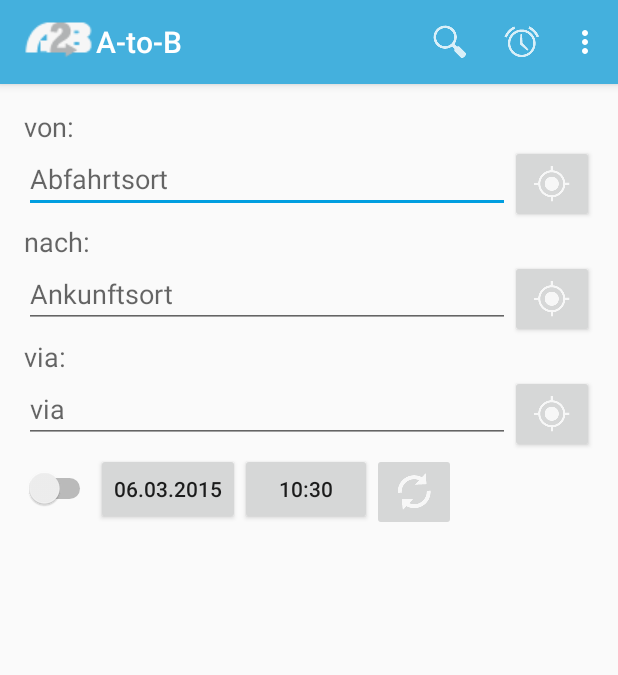
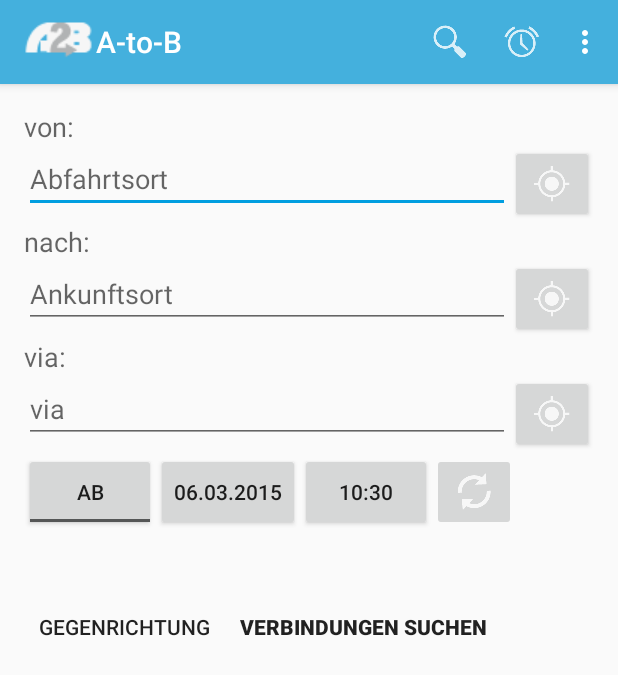
Before and after one commit to urss1/a2b, an Android app: the screen it shows after launch (MainActivity), on a phone screen of 412 x 824 dp. Shown: the top 675 px of the screen. Run offline under Robolectric (Android 15) with nearby library versions, the phone set to English and light mode, and no system bars; libraries missing offline, so code that uses them is left out: android.support.v7; 1 statement that could not run was skipped.

Commit message:
Version 1 - Add ChangeDirections, Add Buttons

```diff
--- a/A2B/app/src/main/res/layout/activity_main.xml
+++ b/A2B/app/src/main/res/layout/activity_main.xml
@@ -1,7 +1,13 @@
-<LinearLayout xmlns:android="http://schemas.android.com/apk/res/android"
-    xmlns:tools="http://schemas.android.com/tools" android:layout_width="match_parent"
+<ScrollView xmlns:android="http://schemas.android.com/apk/res/android"
+    xmlns:tools="http://schemas.android.com/tools"
+    android:layout_width="fill_parent"
+    android:layout_height="fill_parent"
+    android:id="@+id/scrollView" >
+
+<LinearLayout
+    android:layout_width="match_parent"
     android:orientation="vertical"
-    android:layout_height="match_parent" android:paddingLeft="@dimen/activity_horizontal_margin"
+    android:layout_height="wrap_content" android:paddingLeft="@dimen/activity_horizontal_margin"
     android:paddingRight="@dimen/activity_horizontal_margin"
     android:paddingTop="@dimen/activity_vertical_margin"
     android:paddingBottom="@dimen/activity_vertical_margin" tools:context=".MainActivity">
@@ -23,10 +29,11 @@
                 android:layout_height="wrap_content"
                 android:id="@+id/fromStation"
                 android:width="@dimen/StationTextViewInput"
-                android:inputType="textAutoComplete"
+                android:inputType="textNoSuggestions|textAutoComplete"
                 android:hint="@string/fromHintText"
                 android:layout_weight="1"
-                android:nextFocusForward="@+id/toStation"
+                android:imeOptions="actionNext"
+                android:selectAllOnFocus="true"
                 android:completionThreshold="1" />
 
             <ImageButton
@@ -57,9 +64,10 @@
                 android:id="@+id/toStation"
                 android:width="@dimen/StationTextViewInput"
                 android:hint="@string/toHintText"
-                android:inputType="text|textAutoComplete"
+                android:inputType="text|textNoSuggestions|textAutoComplete"
                 android:layout_weight="1"
-                android:nextFocusForward="@+id/viaStation"
+                android:imeOptions="actionNext"
+                android:selectAllOnFocus="true"
                 android:completionThreshold="1" />
 
             <ImageButton
@@ -89,9 +97,11 @@
                 android:layout_height="wrap_content"
                 android:id="@+id/viaStation"
                 android:width="@dimen/StationTextViewInput"
-                android:inputType="text|textAutoComplete"
+                android:inputType="text|textNoSuggestions|textAutoComplete"
                 android:hint="@string/viaHintText"
                 android:layout_weight="1"
+                android:imeOptions="actionDone"
+                android:selectAllOnFocus="true"
                 android:completionThreshold="2" />
 
             <ImageButton
@@ -107,35 +117,73 @@
     <LinearLayout
         android:orientation="horizontal"
         android:layout_width="match_parent"
-        android:layout_height="wrap_content">
+        android:layout_height="match_parent">
 
-        <Switch
-                android:layout_width="wrap_content"
-                android:layout_height="wrap_content"
-                android:id="@+id/departureArrival"
-            android:textStyle="normal"
-                android:typeface="normal"
-                android:showText="false"
-                android:textOn="Ab"
-                android:textOff="An" />
+        <ToggleButton
+            android:layout_width="wrap_content"
+            android:layout_height="match_parent"
+            android:id="@+id/togBtnDepArr"
+            android:textOn="@string/btnArrivalsText"
+            android:textOff="@string/btnDepartureText" />
 
         <Button
             style="?android:attr/buttonStyleSmall"
             android:layout_width="wrap_content"
-            android:layout_height="wrap_content"
+            android:layout_height="match_parent"
             android:id="@+id/btnDate"
-            android:text="01.01.1970" />
+            android:text="@string/btnDateDefaultText" />
+
+        <Button
+            android:layout_width="wrap_content"
+            android:layout_height="match_parent"
+            android:text="@string/btnTimeDefaultText"
+            android:id="@+id/btnTime" />
+
+        <ImageButton
+            android:layout_width="wrap_content"
+            android:layout_height="match_parent"
+            android:id="@+id/refreshDateTime"
+            android:src="@drawable/ic_action_refresh"
+            android:contentDescription="@string/refreshDateTimeButtonText" />
+
+    </LinearLayout>
+
+    <LinearLayout
+        android:orientation="horizontal"
+        android:layout_width="match_parent"
+        android:layout_height="wrap_content"
+        android:id="@+id/spacer1"
+        android:minHeight="40dp"></LinearLayout>
+
+    <LinearLayout
+        android:orientation="horizontal"
+        android:layout_width="match_parent"
+        android:layout_height="wrap_content"
+        android:layout_gravity="center_horizontal">
+
+        <Button
+            android:layout_width="wrap_content"
+            android:layout_height="match_parent"
+            android:text="Gegenrichtung"
+            android:id="@+id/btnChangeDirection"
+            android:layout_marginLeft="10dp"
+            android:layout_marginRight="10dp"
+            android:background="?android:attr/selectableItemBackground"
+            android:textSize="@dimen/abc_text_size_small_material"
+            android:textStyle="normal" />
 
         <Button
             android:layout_width="wrap_content"
             android:layout_height="wrap_content"
-            android:text="12:00"
-            android:id="@+id/btnTime" />
-
-        <ImageButton
-            android:layout_width="wrap_content"
-            android:layout_height="wrap_content"
-            android:id="@+id/refreshDateTime"
-            android:src="@drawable/ic_action_refresh" />
+            android:text="Verbindungen suchen"
+            android:id="@+id/btnSearchConnection"
+            android:layout_marginLeft="10dp"
+            android:layout_marginRight="10dp"
+            android:background="?android:attr/selectableItemBackground"
+            android:layout_gravity="right"
+            android:textStyle="bold"
+            android:textColorHighlight="@color/primary_dark"
+            android:shadowColor="@color/accent" />
     </LinearLayout>
 </LinearLayout>
+</ScrollView>
--- a/A2B/app/src/main/res/values/strings.xml
+++ b/A2B/app/src/main/res/values/strings.xml
@@ -42,16 +42,9 @@
     <string name="aboutAppVersNameText">x.x.x</string>
     <string name="aboutAppVersionText">Version</string>
     <string name="aboutAppVersionNameText">1.2.5</string>
-
-
-    <string-array name="countries_array">
-        <item>Afghanistan</item>
-        <item>Albania</item>
-        <item>Algeria</item>
-        <item>American Samoa</item>
-        <item>Italien</item>
-        <item>Angola</item>
-        <item>Anguilla</item>
-        <item>Antarctica</item>
-    </string-array>
+    <string name="btnDateDefaultText">01.01.1970</string>
+    <string name="btnTimeDefaultText">12:00</string>
+    <string name="refreshDateTimeButtonText">RefreshButtonImage</string>
+    <string name="btnArrivalsText">AN</string>
+    <string name="btnDepartureText">AB</string>
 </resources>
--- a/A2B/app/src/main/res/values/styles.xml
+++ b/A2B/app/src/main/res/values/styles.xml
@@ -9,7 +9,6 @@
         <item name="colorPrimaryDark">@color/primary_dark</item>
         <!--   theme UI controls like checkboxes and text fields -->
         <item name="colorAccent">@color/accent</item>
-
     </style>
 
 </resources>
```
Also changed, not shown: A2B/app/src/main/java/hsr/rafurs/a2b/MainActivity.java (+72 -10 lines).
